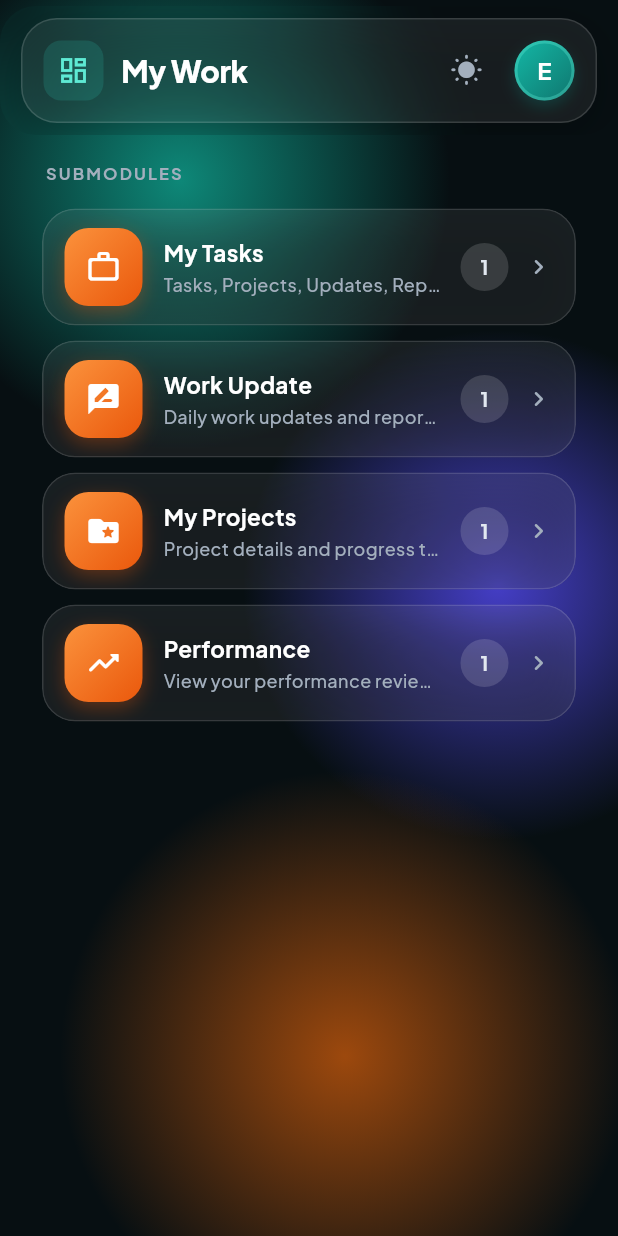
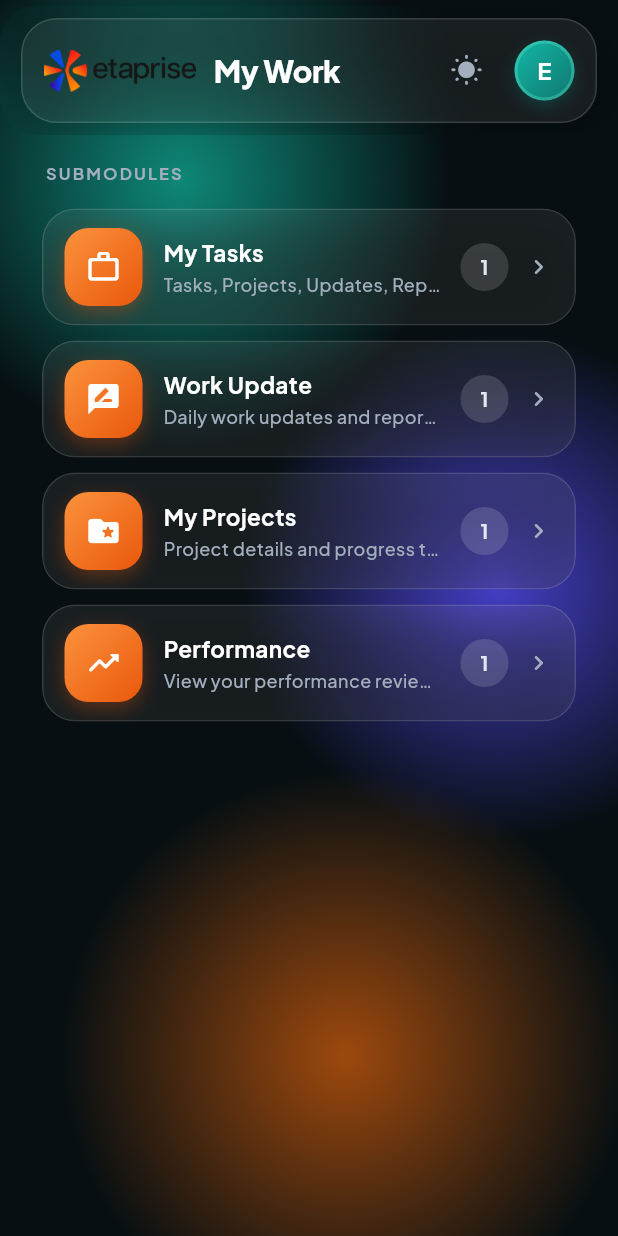
Before and after one commit to renushreewadhi/VMobile_App, a Flutter app: the MoreScreen screen opened directly, after a tap on the "nightlight round" icon, after a tap on "My Work", on a phone screen of 412 x 824 dp. Run offline on Flutter 3.47's test engine with Material 3 defaults, Android fonts, the phone set to English and light mode, and no system bars; our stand-ins replace carousel_slider, fl_chart, flutter_riverpod, flutter_secure_storage, geolocator, google_maps_flutter and 3 more; accounts and stored records are empty; network calls fail; project files that could hold a hidden picture were left out.

Commit message:
Update GlassHeader to display brand logo (lib/assets/img.png) as leading and profile avatar as action, fixed permanently at top across tab changes in role shells

```diff
--- a/lib/core/widgets/glass_header.dart
+++ b/lib/core/widgets/glass_header.dart
@@ -2,10 +2,12 @@ import 'package:flutter/material.dart';
 import 'package:flutter_riverpod/flutter_riverpod.dart';
 import '../theme/glass_theme.dart';
 import '../theme/theme_provider.dart';
+import '../auth/auth_service.dart';
+import '../../employee/screens/my_profile_screen.dart';
 import 'glass_card.dart';
 
 class GlassHeader extends ConsumerWidget implements PreferredSizeWidget {
-  final String title;
+  final String? title;
   final Widget? leading;
   final List<Widget>? actions;
   final String? userInitial;
@@ -13,7 +15,7 @@ class GlassHeader extends ConsumerWidget implements PreferredSizeWidget {
 
   const GlassHeader({
     super.key,
-    required this.title,
+    this.title,
     this.leading,
     this.actions,
     this.userInitial,
@@ -28,6 +30,9 @@ class GlassHeader extends ConsumerWidget implements PreferredSizeWidget {
     final glass = context.glass;
     final isDark = Theme.of(context).brightness == Brightness.dark;
     final themeNotifier = ref.read(themeProvider.notifier);
+    final authState = ref.watch(authServiceProvider);
+    final user = authState.user;
+    final initial = userInitial ?? (user != null && user.firstName.isNotEmpty ? user.firstName[0].toUpperCase() : 'E');
 
     return RepaintBoundary(
       child: GlassSurface(
@@ -39,34 +44,28 @@ class GlassHeader extends ConsumerWidget implements PreferredSizeWidget {
         padding: const EdgeInsets.symmetric(horizontal: 14, vertical: 10),
         child: Row(
           children: [
-            // Leading icon tile
+            // Leading: Brand Logo image or custom leading
             leading ??
-                Container(
-                  width: 40,
-                  height: 40,
-                  decoration: BoxDecoration(
-                    color: glass.headerIconTileFill,
-                    borderRadius: BorderRadius.circular(12),
-                  ),
-                  child: Center(
-                    child: Icon(
-                      Icons.dashboard_outlined,
-                      size: 22,
-                      color: glass.headerIconColor,
-                    ),
-                  ),
+                Image.asset(
+                  'lib/assets/img.png',
+                  height: 28,
+                  fit: BoxFit.contain,
                 ),
             const SizedBox(width: 12),
-            // Title
+            // Title (if present)
+            if (title != null && title!.isNotEmpty)
               Expanded(
                 child: Text(
-                title,
+                  title!,
                   style: Theme.of(context).textTheme.headlineLarge?.copyWith(
                         color: glass.textPrimary,
                       ),
                   overflow: TextOverflow.ellipsis,
                 ),
-            ),
+              )
+            else
+              const Spacer(),
+            // Actions
             if (actions != null) ...actions!,
             if (actions == null) ...[
               // Theme Toggle with Semantics
@@ -83,9 +82,17 @@ class GlassHeader extends ConsumerWidget implements PreferredSizeWidget {
                 ),
               ),
               const SizedBox(width: 8),
-              // Avatar
-              GestureDetector(
-                onTap: onAvatarTap,
+              // Profile Avatar / Icon
+              Semantics(
+                label: "User profile",
+                button: true,
+                child: GestureDetector(
+                  onTap: onAvatarTap ?? () {
+                    Navigator.push(
+                      context,
+                      MaterialPageRoute(builder: (_) => const MyProfileScreen(showAppBar: true)),
+                    );
+                  },
                   child: Container(
                     width: 40,
                     height: 40,
@@ -109,11 +116,12 @@ class GlassHeader extends ConsumerWidget implements PreferredSizeWidget {
                     ),
                     child: Center(
                       child: Text(
-                      userInitial ?? 'U',
+                        initial,
                         style: const TextStyle(
                           fontSize: 16,
                           fontWeight: FontWeight.bold,
                           color: Colors.white,
+                        ),
                       ),
                     ),
                   ),
--- a/lib/employee/employee_role_shell.dart
+++ b/lib/employee/employee_role_shell.dart
@@ -6,6 +6,7 @@ import 'screens/my_attendance_screen.dart';
 import 'screens/my_leave_screen.dart';
 import 'screens/notifications_screen.dart';
 import '../core/widgets/glass_scaffold.dart';
+import '../core/widgets/glass_header.dart';
 import '../core/widgets/glass_bottom_tab_bar.dart';
 
 class EmployeeRoleShell extends ConsumerStatefulWidget {
@@ -29,6 +30,7 @@ class _EmployeeRoleShellState extends ConsumerState<EmployeeRoleShell> {
     ];
 
     return GlassScaffold(
+      appBar: const GlassHeader(), // Fixed brand header matching reference screenshot
       showBottomBar: true,
       body: IndexedStack(
         index: _currentIndex,
--- a/lib/shared/layouts/app_shell.dart
+++ b/lib/shared/layouts/app_shell.dart
@@ -2,6 +2,7 @@ import 'package:flutter/material.dart';
 import 'package:flutter_riverpod/flutter_riverpod.dart';
 
 import '../../core/widgets/glass_scaffold.dart';
+import '../../core/widgets/glass_header.dart';
 import '../../core/widgets/glass_bottom_tab_bar.dart';
 
 class AppShell extends ConsumerStatefulWidget {
@@ -45,6 +46,7 @@ class _AppShellState extends ConsumerState<AppShell> {
     }).toList();
 
     return GlassScaffold(
+      appBar: const GlassHeader(), // Fixed brand header
       showBottomBar: true,
       body: widget.body,
       tabs: glassTabs.isNotEmpty ? glassTabs : null,
```
Lines whose indentation alone changed are shown as unchanged.
